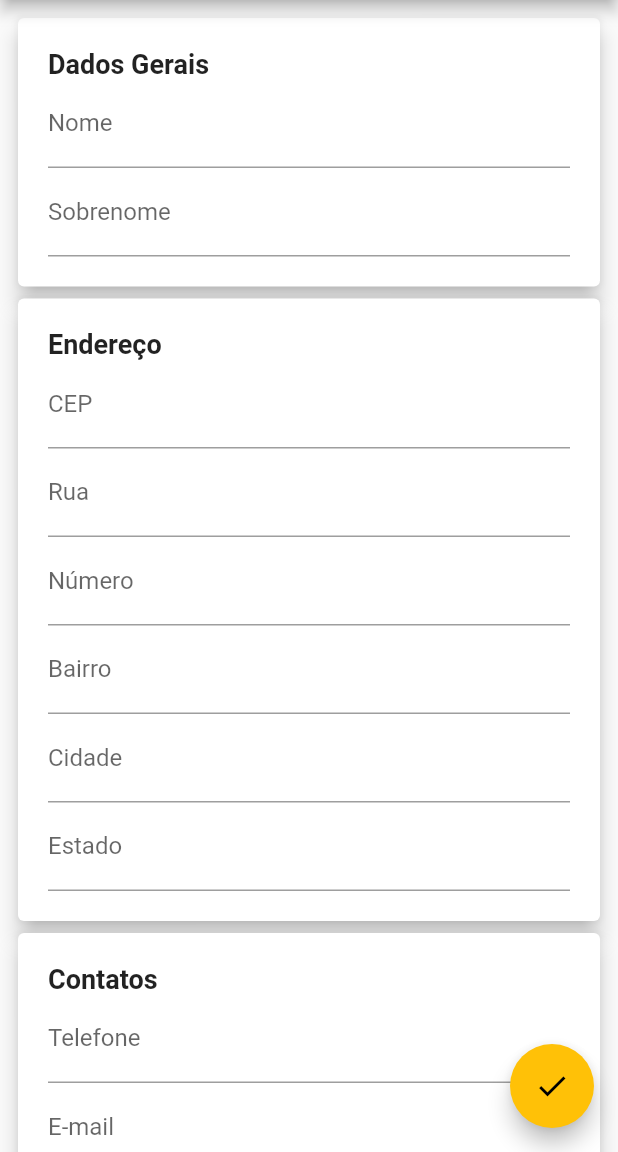
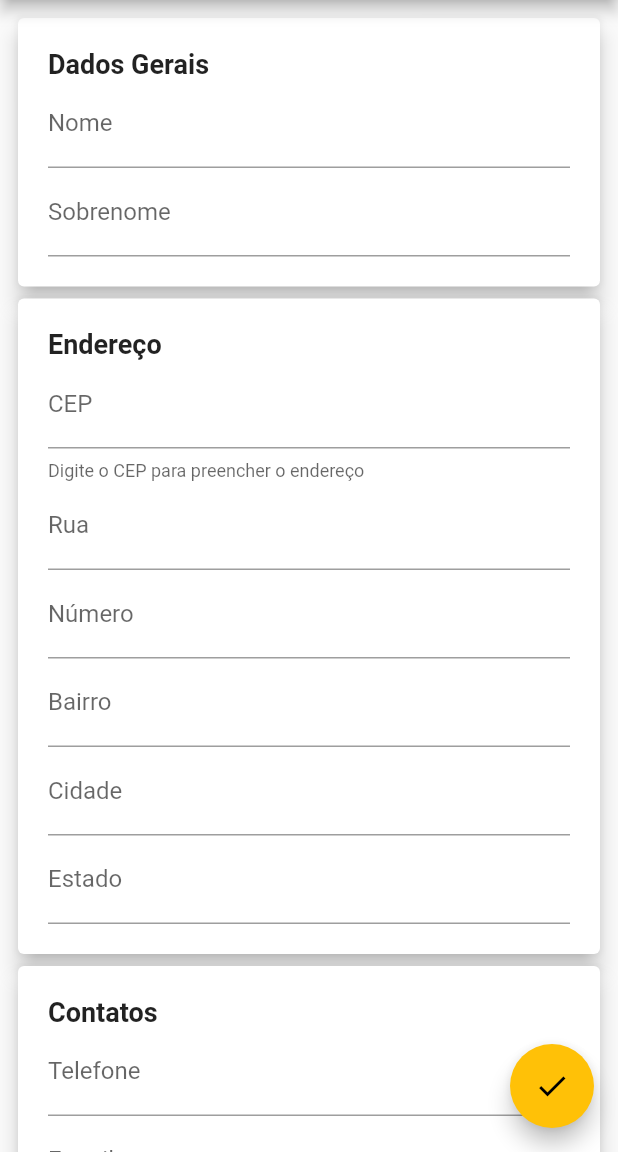
Before and after one commit to jonathastassi/my_contacts_app, a Flutter app: the ContactFormPage screen opened by its route, on a phone screen of 412 x 824 dp, the part 84-1236 px from its top. Run offline on Flutter 3.47's test engine with Material 2 defaults, Android fonts, the phone set to English and light mode, and no system bars; our stand-ins replace dio, flutter_mobx, flutter_modular, mask_text_input_formatter, mobx, moor; generated files the repository leaves out were written again.

Commit message:
busca de cep

```diff
--- a/lib/app/app_module.dart
+++ b/lib/app/app_module.dart
@@ -1,5 +1,4 @@
 import 'package:my_contacts_app/app/pages/splash_screen/splash_screen_page.dart';
-
 import 'pages/splash_screen/splash_screen_controller.dart';
 import 'package:my_contacts_app/app/modules/contacts/contacts_module.dart';
 import 'app_controller.dart';
--- a/lib/app/modules/contacts/contacts_module.dart
+++ b/lib/app/modules/contacts/contacts_module.dart
@@ -1,9 +1,10 @@
+import 'package:dio/dio.dart';
 import 'package:my_contacts_app/app/modules/contacts/repositories/interfaces/contact_repository_interface.dart';
 import 'package:my_contacts_app/app/shared/database/database.dart';
+import 'package:my_contacts_app/app/shared/services/postal_code_service.dart';
 import 'repositories/contact_repository.dart';
 import 'package:my_contacts_app/app/modules/contacts/pages/contact_form/contact_form_page.dart';
 import 'package:my_contacts_app/app/modules/contacts/pages/contact_list/contact_list_page.dart';
-
 import 'contacts_controller.dart';
 import 'package:flutter_modular/flutter_modular.dart';
 
@@ -12,6 +13,8 @@ class ContactsModule extends ChildModule {
   List<Bind> get binds => [
         Bind<IContactRepository>((i) => ContactRepository()),
         Bind((i) => MyDatabase()),
+        Bind((i) => PostalCodeService(i.get())),
+        Bind((i) => Dio()),
         $ContactsController,
       ];
 
--- a/lib/app/modules/contacts/pages/contact_form/contact_form_page.dart
+++ b/lib/app/modules/contacts/pages/contact_form/contact_form_page.dart
@@ -1,6 +1,8 @@
 import 'package:flutter/material.dart';
+import 'package:flutter/services.dart';
 import 'package:flutter_mobx/flutter_mobx.dart';
 import 'package:flutter_modular/flutter_modular.dart';
+import 'package:mask_text_input_formatter/mask_text_input_formatter.dart';
 import 'package:my_contacts_app/app/modules/contacts/contacts_controller.dart';
 import 'package:my_contacts_app/app/modules/contacts/models/contact_model.dart';
 import 'package:my_contacts_app/app/shared/components/card_component.dart';
@@ -18,6 +20,10 @@ class ContactFormPage extends StatefulWidget {
 class _ContactFormPageState
     extends ModularState<ContactFormPage, ContactsController> {
   final _formKey = GlobalKey<FormState>();
+  final maskCEP = MaskTextInputFormatter(
+    mask: "#####-###",
+    filter: {"#": RegExp(r'[0-9]')},
+  );
 
   @override
   Widget build(BuildContext context) {
@@ -69,34 +75,51 @@ class _ContactFormPageState
                   child: Column(
                     children: [
                       TextFormField(
+                        onChanged: controller.updatePostalCode,
                         initialValue: controller.contact.postalCode,
                         keyboardType: TextInputType.text,
-                        decoration: InputDecoration(labelText: "CEP"),
+                        inputFormatters: [maskCEP],
+                        decoration: InputDecoration(
+                          labelText: "CEP",
+                          helperText: "Digite o CEP para preencher o endereço",
                         ),
-                      TextFormField(
+                      ),
+                      Observer(
+                        builder: (_) => TextFormField(
+                          onChanged: controller.contact.setAddress,
                           initialValue: controller.contact.address,
                           keyboardType: TextInputType.text,
                           decoration: InputDecoration(labelText: "Rua"),
+                        ),
                       ),
                       TextFormField(
                         initialValue: controller.contact.number,
                         keyboardType: TextInputType.text,
                         decoration: InputDecoration(labelText: "Número"),
                       ),
-                      TextFormField(
+                      Observer(
+                        builder: (_) => TextFormField(
+                          onChanged: controller.contact.setNeighborhood,
                           initialValue: controller.contact.neighborhood,
                           keyboardType: TextInputType.text,
                           decoration: InputDecoration(labelText: "Bairro"),
                         ),
-                      TextFormField(
+                      ),
+                      Observer(
+                        builder: (_) => TextFormField(
+                          onChanged: controller.contact.setCity,
                           initialValue: controller.contact.city,
                           keyboardType: TextInputType.text,
                           decoration: InputDecoration(labelText: "Cidade"),
                         ),
-                      TextFormField(
+                      ),
+                      Observer(
+                        builder: (_) => TextFormField(
+                          onChanged: controller.contact.setState,
                           initialValue: controller.contact.state,
                           keyboardType: TextInputType.text,
                           decoration: InputDecoration(labelText: "Estado"),
+                        ),
                       ),
                     ],
                   ),
--- a/lib/app/modules/contacts/pages/contact_list/contact_list_page.dart
+++ b/lib/app/modules/contacts/pages/contact_list/contact_list_page.dart
@@ -71,7 +71,7 @@ class _ContactListPageState
       floatingActionButton: FloatingActionButton(
         onPressed: () {
           controller.createContact();
-          Modular.to.pushReplacementNamed("/contacts/form");
+          Modular.to.pushNamed("/contacts/form");
         },
         child: Icon(Icons.add),
       ),
--- a/pubspec.yaml
+++ b/pubspec.yaml
@@ -41,6 +41,7 @@ dependencies:
   flutter_mobx: ^1.1.0+2
   mobx: ^1.2.1+4
   flutter_modular: ^2.0.1
+  mask_text_input_formatter: ^1.2.1
   flutter:
     sdk: flutter
 
```
Also changed, not shown: lib/app/modules/contacts/contacts_controller.dart (+25 -5 lines), lib/app/shared/models/postal_code_model.dart (added, +52 -0 lines), lib/app/shared/services/postal_code_service.dart (added, +15 -0 lines), lib/app/modules/contacts/contacts_controller.g.dart, pubspec.lock, 1 other file. Lines whose indentation alone changed are shown as unchanged.
